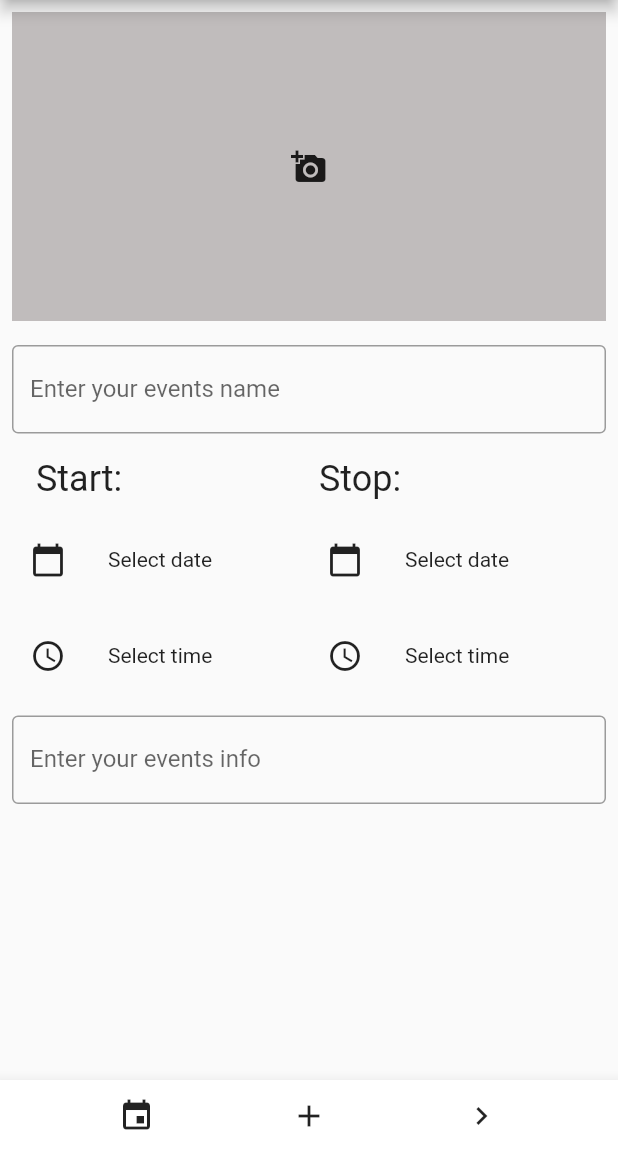
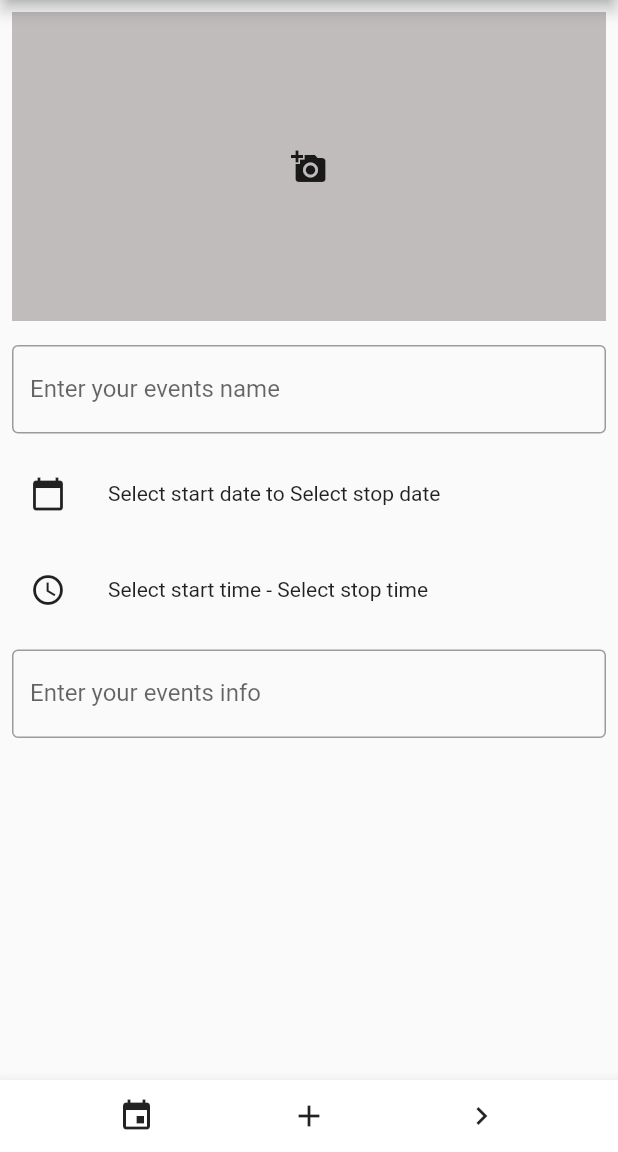
Before and after one commit to hjalmardahlberg/Cerium, a Flutter app: the screen it shows once a user with an empty profile is signed in, item 2 of the bottom bar chosen, on a phone screen of 412 x 824 dp, the part 84-1236 px from its top. Run offline on Flutter 3.47's test engine with Material 2 defaults, Android fonts, the light colour scheme and no system bars; our stand-ins replace firebase_auth, firebase_core, flutter_signin_button, font_awesome_flutter, google_sign_in, image_picker; accounts and stored records are empty.

Commit message:
put start and  stop Date and Time into one icon and fixed an error message if stop time is before start time

```diff
--- a/lib/addEvent.dart
+++ b/lib/addEvent.dart
@@ -60,8 +60,6 @@ class _AddEventPageState extends State<AddEventPage> {
               SizedBox(height: 16),
               AddEventTextForm('Enter your events name'),
               SizedBox(height: 16),
-              Row(mainAxisAlignment: MainAxisAlignment.start,children:[SizedBox(width: 16),Text('Start:',style: TextStyle(fontSize: 24),),  SizedBox(width: width/2.8-16),Text('Stop:',style: TextStyle(fontSize: 24),)],),
-              SizedBox(height: 16),
               DatePickerRow(context, width),
               SizedBox(height: 16),
               TimePickerRow(context, width),
@@ -75,18 +73,21 @@ class _AddEventPageState extends State<AddEventPage> {
     );
   }
 
-  IconButton DatePicker(BuildContext context, DateTime? date, Function(DateTime)? onDateSelected) {
+  IconButton DatePicker(BuildContext context, DateTimeRange? dateRange,
+      Function(DateTimeRange)? onDatesSelected) {
     return IconButton(
       icon: Icon(Icons.calendar_today),
       onPressed: () async {
-        final DateTime? pickedDate = await showDatePicker(
+        final DateTimeRange? pickedDateRange = await showDateRangePicker(
           context: context,
-          initialDate: date ?? DateTime.now(),
           firstDate: DateTime.now(),
-          lastDate: DateTime(DateTime.now().year + 10),
+          lastDate: DateTime.now().add(Duration(days: 365)),
+          initialDateRange: dateRange ??
+              DateTimeRange(start: DateTime.now(), end: DateTime.now()),
         );
-        if (pickedDate != null) {
-          onDateSelected?.call(pickedDate);
+
+        if (pickedDateRange != null) {
+          onDatesSelected?.call(pickedDateRange);
         }
       },
     );
@@ -97,40 +98,37 @@ class _AddEventPageState extends State<AddEventPage> {
       child: Row(
         mainAxisAlignment: MainAxisAlignment.start,
         children: [
-          DatePicker(context, _startSelectedDate, (date) {
+          DatePicker(
+              context,
+              DateTimeRange(
+                  start: _startSelectedDate ?? DateTime.now(),
+                  end: _stopSelectedDate ?? DateTime.now()), (dateRange) {
             setState(() {
-              _startSelectedDate = date;
+              _startSelectedDate = dateRange.start;
+              _stopSelectedDate = dateRange.end;
             });
           }),
           SizedBox(width: 16),
-          Expanded(
-            child: Text(
+          Text(
             _startSelectedDate != null
-                  ? DateFormat('EEE, MMM d, y').format(_startSelectedDate!)
-                  : 'Select date',
+                ? DateFormat('EEE, M/d/y').format(_startSelectedDate!)
+                : 'Select start date',
           ),
+          Text(' to '),
+          Text(
+            _startSelectedDate != null
+                ? DateFormat('EEE, M/d/y').format(_stopSelectedDate!)
+                : 'Select stop date',
           ),
-
-          DatePicker(context, _stopSelectedDate, (date) {
-            setState(() {
-              _stopSelectedDate = date;
-            });
-          }),
           SizedBox(width: 16),
-          Expanded(
-            child: Text(
-              _stopSelectedDate != null
-                  ? DateFormat('EEE, MMM d, y').format(_stopSelectedDate!)
-                  : 'Select date',
-            ),
-          ),
         ],
       ),
     );
   }
 
-  IconButton TimePicker(BuildContext context,TimeOfDay time) {
-    return  IconButton(
+  IconButton TimePicker(BuildContext context, TimeOfDay time,
+      Function(TimeOfDay)? onTimeSelected) {
+    return IconButton(
       icon: Icon(Icons.access_time),
       onPressed: () async {
         final TimeOfDay? pickedTime = await showTimePicker(
@@ -138,13 +136,12 @@ class _AddEventPageState extends State<AddEventPage> {
           initialTime: time ?? TimeOfDay.now(),
         );
         if (pickedTime != null) {
-          setState(() {
-            time = pickedTime;
-          });
+          onTimeSelected?.call(pickedTime);
         }
       },
     );
   }
+
   Center TimePickerRow(BuildContext context, double width) {
     return Center(
       child: Row(
@@ -153,47 +150,63 @@ class _AddEventPageState extends State<AddEventPage> {
           IconButton(
             icon: Icon(Icons.access_time),
             onPressed: () async {
-              final TimeOfDay? pickedTime = await showTimePicker(
+              final TimeOfDay? startSelectedTime = await showTimePicker(
                 context: context,
                 initialTime: _startSelectedTime ?? TimeOfDay.now(),
               );
-              if (pickedTime != null) {
+              if (startSelectedTime != null) {
+                final TimeOfDay? stopSelectedTime = await showTimePicker(
+                  context: context,
+                  initialTime: _stopSelectedTime ?? startSelectedTime,
+                );
+                if (stopSelectedTime != null) {
                   setState(() {
-                  _startSelectedTime = pickedTime;
+                    _startSelectedTime = startSelectedTime;
+                    _stopSelectedTime = stopSelectedTime;
                   });
+                }
               }
             },
           ),
           SizedBox(width: 16),
-          Expanded(
-            child: Text(
+          Text(
             _startSelectedTime != null
                 ? _startSelectedTime!.format(context)
-                  : 'Select time',
+                : 'Select start time',
           ),
-          ),
-          IconButton(
-            icon: Icon(Icons.access_time),
-            onPressed: () async {
-              final TimeOfDay? pickedTime = await showTimePicker(
-                context: context,
-                initialTime: _stopSelectedTime ?? TimeOfDay.now(),
-              );
-              if (pickedTime != null) {
-                setState(() {
-                  _stopSelectedTime = pickedTime;
-                });
-              }
-            },
+          Text(' - '),
+          Text(
+            _stopSelectedTime != null
+                ? _stopSelectedTime!.format(context)
+                : 'Select stop time',
           ),
           SizedBox(width: 16),
           Expanded(
             child: Text(
-              _stopSelectedTime != null
-                  ? _stopSelectedTime!.format(context)
-                  : 'Select time',
+              _startSelectedTime != null &&
+                      _stopSelectedTime != null &&
+                      DateTime(
+                        1,
+                        1,
+                        1,
+                        _startSelectedTime!.hour,
+                        _startSelectedTime!.minute,
+                      ).isAfter(
+                        DateTime(
+                          1,
+                          1,
+                          1,
+                          _stopSelectedTime!.hour,
+                          _stopSelectedTime!.minute,
+                        ),
+                      )
+                  ? 'Stop time cannot be earlier than start time'
+                  : '',
+              style: TextStyle(
+                color: Colors.red,
               ),
             ),
+          )
         ],
       ),
     );
--- a/pubspec.yaml
+++ b/pubspec.yaml
@@ -36,6 +36,7 @@ dependencies:
   google_sign_in: ^6.0.2
 
   #Date and time
+  date_range_picker: ^1.0.1
   image_picker: ^0.8.4+3
   intl: ^0.17.0
 
```
Also changed, not shown: pubspec.lock. Lines whose indentation alone changed are shown as unchanged.
